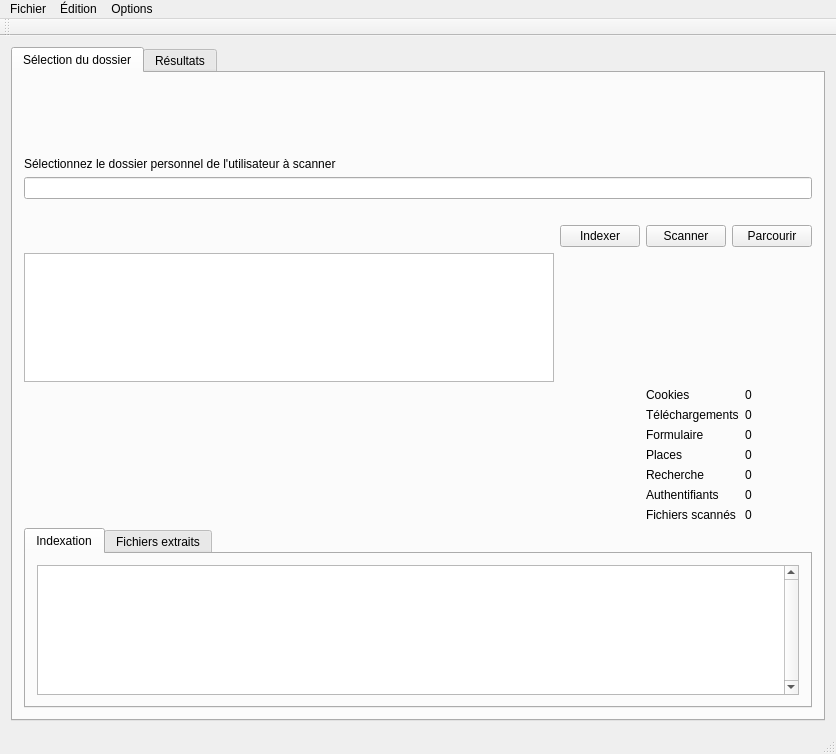
This is ui/main_window.ui in mgrzybek/forensics-data-extractor as Qt 5 draws it before an edit. The edited form follows.
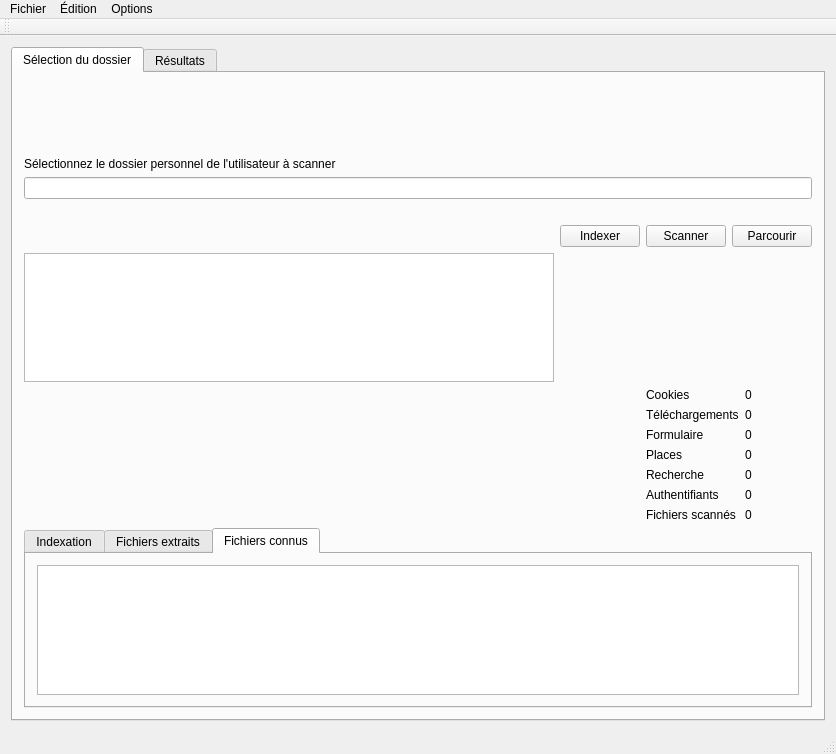
This is the edited form. The open tabs and pages were chosen to show the change.

```diff
--- a/ui/main_window.ui
+++ b/ui/main_window.ui
@@ -259,6 +259,16 @@
             </item>
            </layout>
           </widget>
+          <widget class="QWidget" name="tab_known_files">
+           <attribute name="title">
+            <string>Fichiers connus</string>
+           </attribute>
+           <layout class="QVBoxLayout" name="verticalLayout_11">
+            <item>
+             <widget class="QTableView" name="known_list"/>
+            </item>
+           </layout>
+          </widget>
          </widget>
         </item>
         <item row="5" column="0">
```
Left out of the diff: 12 changed lines with no effect on the pictures.
